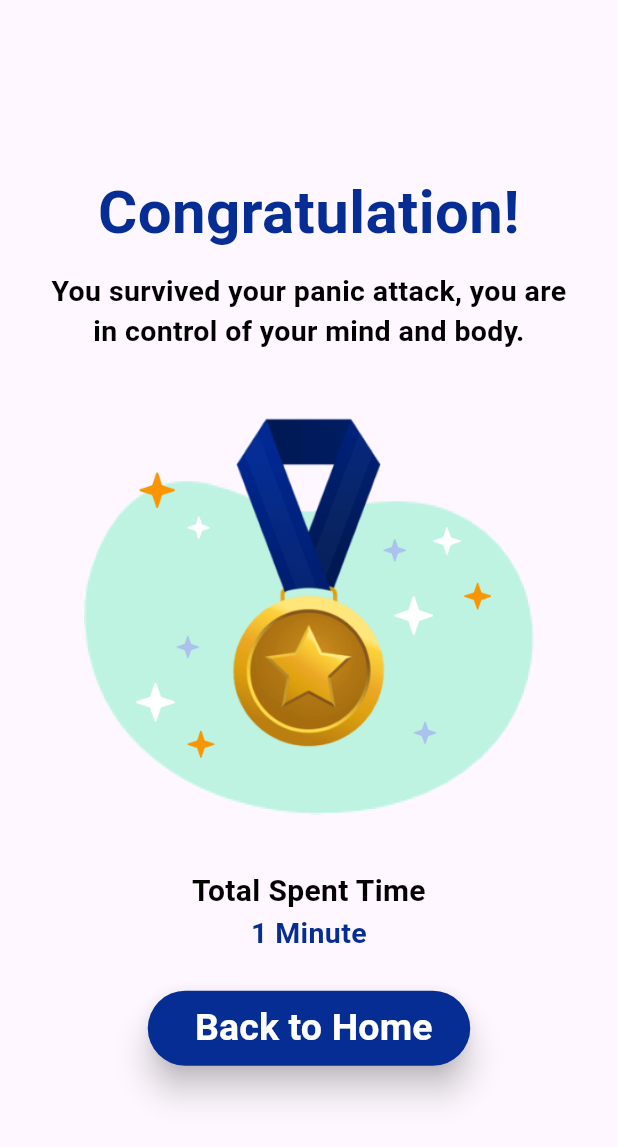
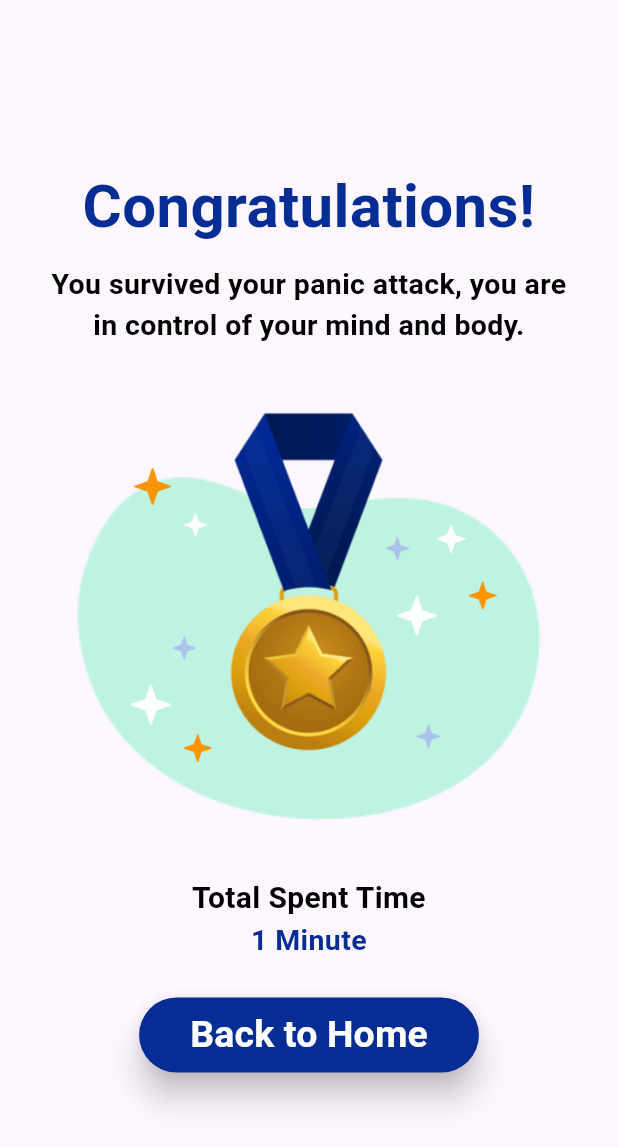
Before and after one commit to FatoomRe/Calm-Attack, a Flutter app: the FinishScreen screen opened directly, on a phone screen of 412 x 824 dp. Shown: the top 1147 px of the screen. Run offline on Flutter 3.47's test engine with Material 3 defaults, Android fonts, the phone set to English and light mode, and no system bars; our stand-ins replace audioplayers, rive, vibration.

Commit message:
improved the code to make the design responsive

```diff
--- a/lib/Pages/finish_screen.dart
+++ b/lib/Pages/finish_screen.dart
@@ -6,6 +6,8 @@ class FinishScreen extends StatelessWidget {
 
   @override
   Widget build(BuildContext context) {
+    final screenSize = MediaQuery.of(context).size;
+
     return Scaffold(
       body: Center(
         child: Padding(
@@ -15,7 +17,7 @@ class FinishScreen extends StatelessWidget {
             crossAxisAlignment: CrossAxisAlignment.center,
             children: [
               const Text(
-                'Congratulation!',
+                'Congratulations!',
                 style: TextStyle(
                   fontSize: 40,
                   fontWeight: FontWeight.bold,
@@ -29,14 +31,16 @@ class FinishScreen extends StatelessWidget {
                 style: TextStyle(
                   fontSize: 19,
                   color: Colors.black,
-                    fontWeight: FontWeight.bold),
+                  fontWeight: FontWeight.bold,
+                ),
                 textAlign: TextAlign.center,
               ),
               const SizedBox(height: 25),
               Image.asset(
                 'assets/cong.png',
-                width: 300,
-                height: 300,
+                width: screenSize.width * 0.75,
+                height: screenSize.width * 0.75, // Maintain square aspect ratio
+                fit: BoxFit.contain,
               ),
               const SizedBox(height: 20),
               const Text(
@@ -44,7 +48,8 @@ class FinishScreen extends StatelessWidget {
                 style: TextStyle(
                   fontSize: 20,
                   color: Colors.black,
-                    fontWeight: FontWeight.bold),
+                  fontWeight: FontWeight.bold,
+                ),
                 textAlign: TextAlign.center,
               ),
               const Text(
@@ -57,33 +62,31 @@ class FinishScreen extends StatelessWidget {
                 textAlign: TextAlign.center,
               ),
               const SizedBox(height: 25),
-              Column(
-                children: [
-                  // ignore: sized_box_for_whitespace
               Container(
                 height: 50,
-                    width: 215,
+                width: screenSize.width * 0.55,
                 child: ElevatedButton(
                   onPressed: () {
                     Navigator.push(
                       context,
                       MaterialPageRoute(
-                                builder: (context) => const StartScreen()));
+                        builder: (context) => const StartScreen(),
+                      ),
+                    );
                   },
                   style: ElevatedButton.styleFrom(
-                        // ignore: deprecated_member_use
                     backgroundColor: const Color(0xff052D94),
                     elevation: 9,
                   ),
-                      child: const Text(' Back to Home',
+                  child: const Text(
+                    'Back to Home',
                     style: TextStyle(
                       color: Colors.white,
                       fontSize: 25,
                       fontWeight: FontWeight.bold,
-                          )),
                     ),
                   ),
-                ],
+                ),
               ),
             ],
           ),
```
Lines whose indentation alone changed are shown as unchanged.
